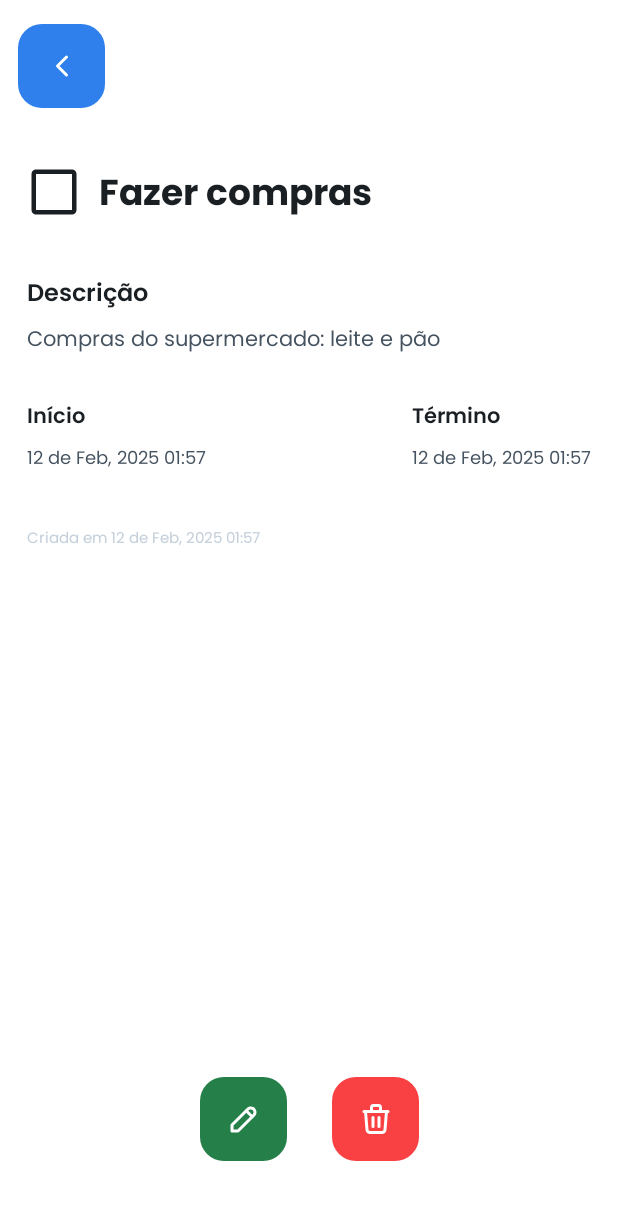
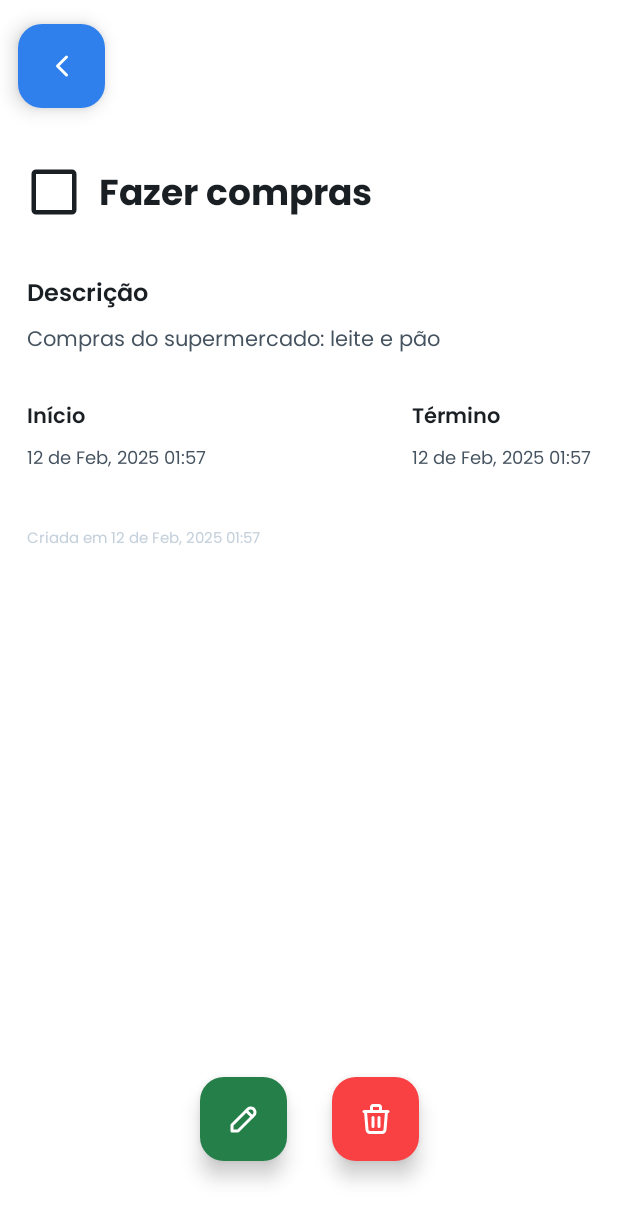
Before and after one commit to matheusjuan1/todolist-android, an Android app built with Jetpack Compose: the screen it shows after launch (MainActivity), after a tap on "Fazer compras", on a phone screen of 412 x 824 dp. Shown: the top 1222 px of the screen. Run offline under Robolectric (Android 15) with nearby library versions, the phone set to English and light mode, and no system bars.

Commit message:
feat: altera layout de alguns componentes

```diff
--- a/app/src/main/java/br/com/matheusjuan/todolist/data/model/mock/MockTasks.kt
+++ b/app/src/main/java/br/com/matheusjuan/todolist/data/model/mock/MockTasks.kt
@@ -9,7 +9,7 @@ val mockTasks = listOf(
         description = "Compras do supermercado: leite e pão",
         startAt = "2025-02-12T01:57:25.843Z",
         endAt = "2025-02-12T01:57:25.844Z",
-        priority = 2,
+        priority = 1,
         done = false,
         idUser = "3fa85f64-5717-4562-b3fc-2c963f66afa6",
         createdAt = "2025-02-12T01:57:25.845Z",
@@ -21,7 +21,7 @@ val mockTasks = listOf(
         description = "Estudar capitulo 1 e 2 do livro",
         startAt = "2025-02-12T01:57:25.843Z",
         endAt = "2025-02-12T01:57:25.844Z",
-        priority = 1,
+        priority = 2,
         done = false,
         idUser = "3fa85f64-5717-4562-b3fc-2c963f66afa6",
         createdAt = "2025-02-12T01:57:25.845Z",
@@ -33,7 +33,7 @@ val mockTasks = listOf(
         description = "",
         startAt = "2025-02-12T01:57:25.843Z",
         endAt = "2025-02-12T01:57:25.844Z",
-        priority = 3,
+        priority = 2,
         done = true,
         idUser = "3fa85f64-5717-4562-b3fc-2c963f66afa6",
         createdAt = "2025-02-12T01:57:25.845Z",
--- a/app/src/main/java/br/com/matheusjuan/todolist/ui/components/button/TodoButton.kt
+++ b/app/src/main/java/br/com/matheusjuan/todolist/ui/components/button/TodoButton.kt
@@ -45,6 +45,7 @@ fun TodoButton(
             containerColor = color,
             disabledContainerColor = Gray300
         ),
+        elevation = ButtonDefaults.buttonElevation(defaultElevation = 8.dp),
         onClick = onClick
     ) {
         Row(
--- a/app/src/main/java/br/com/matheusjuan/todolist/ui/components/task/TodoTaskItem.kt
+++ b/app/src/main/java/br/com/matheusjuan/todolist/ui/components/task/TodoTaskItem.kt
@@ -11,6 +11,7 @@ import androidx.compose.runtime.Composable
 import androidx.compose.ui.Alignment
 import androidx.compose.ui.Modifier
 import androidx.compose.ui.draw.scale
+import androidx.compose.ui.text.style.TextDecoration
 import androidx.compose.ui.tooling.preview.Preview
 import androidx.compose.ui.unit.dp
 import br.com.matheusjuan.todolist.data.model.Task
@@ -45,6 +46,7 @@ fun TodoTaskItem(
         Text(
             modifier = Modifier.weight(1f),
             text = task.title,
+            textDecoration = if (task.done) TextDecoration.LineThrough else TextDecoration.None,
             style = Typography.bodyMedium,
             color = if (task.done) Gray400 else Gray600
         )
--- a/app/src/main/java/br/com/matheusjuan/todolist/ui/components/task/TodoTaskPriority.kt
+++ b/app/src/main/java/br/com/matheusjuan/todolist/ui/components/task/TodoTaskPriority.kt
@@ -32,7 +32,7 @@ fun TodoTaskPriority(
         else -> listOf(priorityColor, Gray300, Gray300)
     }
 
-    val heights = listOf(10.dp, 16.dp, 20.dp)
+    val heights = listOf(10.dp, 13.dp, 16.dp)
 
     Row(
         modifier = modifier,
```
